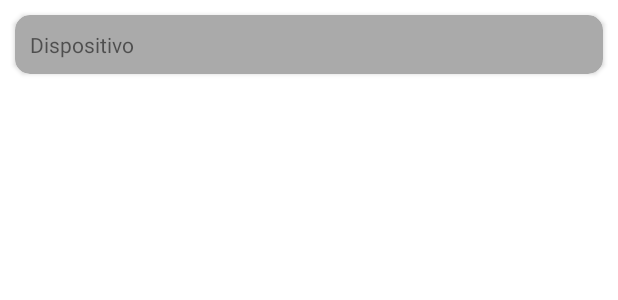
After one commit to afonsecac/cardiacx, an Android app: the layout items_recycler_buscar_dispositivos.xml on its own in the app's theme, with its tools: preview values and no code run, on a phone screen of 412 x 824 dp. The commit adds this screen. Shown: the top 300 px of the screen. Run offline under Robolectric (Android 15) with nearby library versions, the phone set to English and light mode, and no system bars.

Commit message:
Añadida tod la logica en la clase BuscarDispositivosActivity para efectuar la busqueda y mostrar el resultado

```diff
--- a/app/src/main/AndroidManifest.xml
+++ b/app/src/main/AndroidManifest.xml
@@ -1,6 +1,9 @@
 <?xml version="1.0" encoding="utf-8"?>
 <manifest xmlns:android="http://schemas.android.com/apk/res/android"
     package="cu.rayrdguezo.cardiacs">
+
+    <uses-permission android:name="android.permission.BLUETOOTH" />
+    <uses-permission android:name="android.permission.BLUETOOTH_ADMIN" />
 
     <application
         android:allowBackup="true"
--- /dev/null
+++ b/app/src/main/res/layout/items_recycler_buscar_dispositivos.xml
@@ -0,0 +1,34 @@
+<?xml version="1.0" encoding="utf-8"?>
+<LinearLayout xmlns:android="http://schemas.android.com/apk/res/android"
+    xmlns:app="http://schemas.android.com/apk/res-auto"
+    xmlns:tools="http://schemas.android.com/tools"
+    xmlns:card_view="http://schemas.android.com/apk/res-auto"
+    android:orientation="vertical"
+    android:layout_width="match_parent"
+    android:layout_height="wrap_content">
+
+    <androidx.cardview.widget.CardView
+        android:layout_width="match_parent"
+        android:layout_height="wrap_content"
+        android:layout_margin="10dp"
+        app:cardBackgroundColor="@android:color/darker_gray"
+        app:cardCornerRadius="10dp"
+        app:layout_constraintEnd_toEndOf="parent"
+        app:layout_constraintStart_toStartOf="parent"
+        app:layout_constraintTop_toTopOf="parent">
+
+        <LinearLayout
+            android:layout_margin="10dp"
+            android:layout_width="match_parent"
+            android:layout_height="wrap_content"
+            android:orientation="vertical">
+
+            <TextView
+                android:id="@+id/txtVNombreDispositivo"
+                android:layout_width="match_parent"
+                android:layout_height="wrap_content"
+                android:text="Dispositivo" />
+        </LinearLayout>
+
+    </androidx.cardview.widget.CardView>
+</LinearLayout>
```
Also changed, not shown: app/src/main/java/cu/rayrdguezo/cardiacs/BuscarDispositivosActivity.java (+149 -3 lines), app/src/main/java/cu/rayrdguezo/cardiacs/modulos/listardispositivos/adapter/RecyclerBuscarDispositivosAdapter.java (added, +100 -0 lines), app/src/main/java/cu/rayrdguezo/cardiacs/modulos/listardispositivos/model/BuscarDispositivoModel.java (added, +35 -0 lines).
